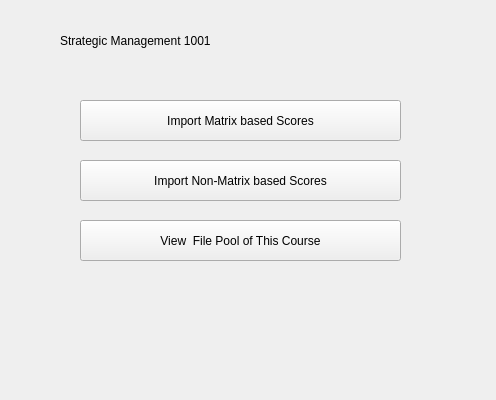
This is Ui/ScorePanelUi.ui in grinningGrace/SigmaU as Qt 5 draws it before an edit; both pictures show x 0 to 496 and y 0 to 400 of the 496 by 636 pixel window. The edited form follows.
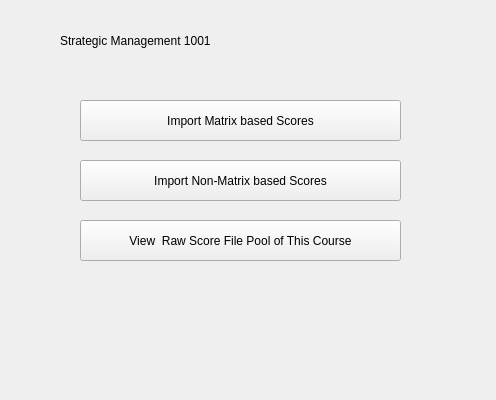
This is the edited form.

Commit message: matrix based score Step-modification6

```diff
--- a/Ui/ScorePanelUi.ui
+++ b/Ui/ScorePanelUi.ui
@@ -55,7 +55,7 @@
     </rect>
    </property>
    <property name="text">
-    <string>View  File Pool of This Course</string>
+    <string>View  Raw Score File Pool of This Course</string>
    </property>
    <property name="autoDefault">
     <bool>false</bool>
```
The commit also changes 9 other files.
